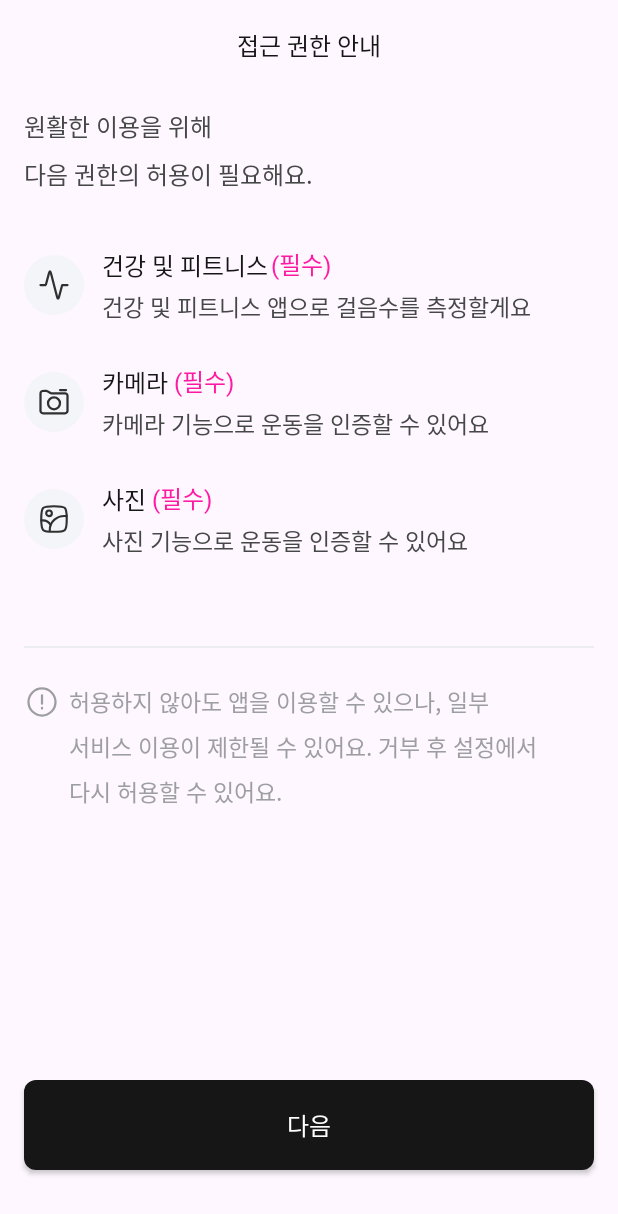
After one commit to Team-Motivoo/Motivoo-Android, an Android app: the PermissionFragment screen opened through its navigation route, on a phone screen of 412 x 824 dp. The commit adds this screen. Shown: the top 1214 px of the screen. Run offline under Robolectric (Android 15) with nearby library versions, the phone set to English and light mode, and no system bars; our stand-ins replace Dagger/Hilt's generated code, data binding, navigation-ui.

Commit message:
[feat] #14 권한 기능 구현

```diff
--- a/app/src/main/java/sopt/motivoo/presentation/LoginFragment.kt
+++ b/app/src/main/java/sopt/motivoo/presentation/LoginFragment.kt
@@ -2,21 +2,13 @@ package sopt.motivoo.presentation
 
 import android.os.Bundle
 import android.view.View
-import androidx.navigation.fragment.findNavController
 import sopt.motivoo.R
 import sopt.motivoo.databinding.FragmentLoginBinding
 import sopt.motivoo.util.binding.BindingFragment
 
 class LoginFragment : BindingFragment<FragmentLoginBinding>(R.layout.fragment_login) {
+
     override fun onViewCreated(view: View, savedInstanceState: Bundle?) {
         super.onViewCreated(view, savedInstanceState)
-
-        binding.btnLogin.setOnClickListener {
-            navigateToHome()
-        }
-    }
-
-    private fun navigateToHome() {
-        findNavController().navigate(R.id.action_loginFragment_to_homeFragment)
     }
 }
--- a/app/src/main/java/sopt/motivoo/presentation/SplashFragment.kt
+++ b/app/src/main/java/sopt/motivoo/presentation/SplashFragment.kt
@@ -2,7 +2,6 @@ package sopt.motivoo.presentation
 
 import android.os.Bundle
 import android.view.View
-import androidx.navigation.fragment.findNavController
 import sopt.motivoo.R
 import sopt.motivoo.databinding.FragmentSplashBinding
 import sopt.motivoo.util.binding.BindingFragment
@@ -11,23 +10,5 @@ class SplashFragment : BindingFragment<FragmentSplashBinding>(R.layout.fragment_
 
     override fun onViewCreated(view: View, savedInstanceState: Bundle?) {
         super.onViewCreated(view, savedInstanceState)
-
-        binding.btnSplash.setOnClickListener {
-            navigateToLogin()
-        }
-
-        binding.btnWebview.setOnClickListener {
-            navigateToWebView()
-        }
-    }
-
-    private fun navigateToLogin() {
-        findNavController().navigate(R.id.action_splashFragment_to_loginFragment)
-    }
-
-    private fun navigateToWebView() {
-        val action = SplashFragmentDirections
-            .actionSplashFragmentToWebViewFragment("https://velog.io/@gnwjd309/GitHub-commit-history")
-        findNavController().navigate(action)
     }
 }
--- /dev/null
+++ b/app/src/main/java/sopt/motivoo/presentation/intro/PermissionFragment.kt
@@ -0,0 +1,102 @@
+package sopt.motivoo.presentation.intro
+
+import android.Manifest
+import android.os.Build
+import android.os.Bundle
+import android.view.View
+import androidx.activity.result.contract.ActivityResultContracts
+import androidx.navigation.fragment.findNavController
+import sopt.motivoo.R
+import sopt.motivoo.databinding.FragmentPermissionBinding
+import sopt.motivoo.util.binding.BindingFragment
+
+class PermissionFragment :
+    BindingFragment<FragmentPermissionBinding>(R.layout.fragment_permission) {
+
+    private val deniedPermissions = mutableSetOf<String>()
+    private var requiredPermissions = mutableSetOf<String>()
+
+    private val requestMultiplePermissionsLauncher =
+        registerForActivityResult(ActivityResultContracts.RequestMultiplePermissions()) { permissions ->
+            permissions.entries.forEach { (permission, granted) ->
+                if (granted) {
+                    requiredPermissions.remove(permission)
+                } else if (shouldShowRequestPermissionRationale(permission)) {
+                    deniedPermissions.add(permission)
+                    requiredPermissions.remove(permission)
+                }
+            }
+            if (requiredPermissions.isEmpty()) {
+                navigateToLogin()
+            }
+            return@registerForActivityResult
+        }
+
+    override fun onViewCreated(view: View, savedInstanceState: Bundle?) {
+        super.onViewCreated(view, savedInstanceState)
+
+        initRequiredPermissions()
+        if (checkPermissionsStatus()) {
+            navigateToLogin()
+        } else {
+            getPermission()
+        }
+    }
+
+    private fun initRequiredPermissions() {
+        val isAndroidTOrAbove = Build.VERSION.SDK_INT >= Build.VERSION_CODES.TIRAMISU
+        val isAndroidQOrAbove = Build.VERSION.SDK_INT >= Build.VERSION_CODES.Q
+
+        val storagePermission = if (isAndroidTOrAbove) {
+            Manifest.permission.READ_MEDIA_IMAGES
+        } else {
+            Manifest.permission.READ_EXTERNAL_STORAGE
+        }
+
+        val activityRecognitionPermission = if (isAndroidQOrAbove) {
+            Manifest.permission.ACTIVITY_RECOGNITION
+        } else {
+            Manifest.permission.BODY_SENSORS
+        }
+        val permissions = listOf(
+            Manifest.permission.CAMERA,
+            storagePermission,
+            activityRecognitionPermission
+        )
+
+        for (permission in permissions) {
+            if (!shouldShowRequestPermissionRationale(permission)) {
+                requiredPermissions.add(permission)
+            }
+        }
+    }
+
+    private fun checkPermissionsStatus(): Boolean {
+        for (permission in requiredPermissions) {
+            if (!shouldShowRequestPermissionRationale(permission)) {
+                return false
+            }
+        }
+        return true
+    }
+
+    private fun getPermission() {
+        binding.btnPermissionDone.setOnClickListener { checkAndRequestPermissions() }
+    }
+
+    private fun checkAndRequestPermissions() {
+        val permissionsToRequest = requiredPermissions.filterNot { deniedPermissions.contains(it) }
+
+        if (permissionsToRequest.isNotEmpty()) {
+            requestPermissions(permissionsToRequest.toTypedArray())
+        }
+    }
+
+    private fun requestPermissions(permissions: Array<String>) {
+        requestMultiplePermissionsLauncher.launch(permissions)
+    }
+
+    private fun navigateToLogin() {
+        findNavController().navigate(R.id.action_permissionFragment_to_loginFragment)
+    }
+}
--- /dev/null
+++ b/app/src/main/res/drawable/ic_health.xml
@@ -0,0 +1,16 @@
+<vector xmlns:android="http://schemas.android.com/apk/res/android"
+    android:width="40dp"
+    android:height="40dp"
+    android:viewportWidth="40"
+    android:viewportHeight="40">
+    <path
+        android:fillColor="#F4F5F9"
+        android:pathData="M20,0L20,0A20,20 0,0 1,40 20L40,20A20,20 0,0 1,20 40L20,40A20,20 0,0 1,0 20L0,20A20,20 0,0 1,20 0z" />
+    <path
+        android:fillColor="#00000000"
+        android:pathData="M29,20H26.038C25.827,20 25.722,20 25.633,20.042C25.554,20.079 25.485,20.138 25.431,20.215C25.371,20.303 25.34,20.42 25.277,20.656L23.46,27.501C23.227,28.376 23.111,28.814 22.936,28.927C22.785,29.025 22.601,29.024 22.451,28.925C22.276,28.81 22.163,28.371 21.937,27.494L18.063,12.506C17.837,11.629 17.724,11.19 17.549,11.075C17.399,10.976 17.215,10.975 17.064,11.073C16.889,11.186 16.773,11.624 16.54,12.499L14.723,19.344C14.66,19.58 14.629,19.697 14.568,19.785C14.515,19.862 14.446,19.921 14.367,19.958C14.278,20 14.173,20 13.962,20H11"
+        android:strokeWidth="1.5"
+        android:strokeColor="#303031"
+        android:strokeLineCap="round"
+        android:strokeLineJoin="round" />
+</vector>
--- a/app/src/main/res/drawable/ic_helth.xml
+++ /dev/null
@@ -1,16 +0,0 @@
-<vector xmlns:android="http://schemas.android.com/apk/res/android"
-    android:width="40dp"
-    android:height="40dp"
-    android:viewportWidth="40"
-    android:viewportHeight="40">
-  <path
-      android:pathData="M20,0L20,0A20,20 0,0 1,40 20L40,20A20,20 0,0 1,20 40L20,40A20,20 0,0 1,0 20L0,20A20,20 0,0 1,20 0z"
-      android:fillColor="#F4F5F9"/>
-  <path
-      android:pathData="M29,20H26.038C25.827,20 25.722,20 25.633,20.042C25.554,20.079 25.485,20.138 25.431,20.215C25.371,20.303 25.34,20.42 25.277,20.656L23.46,27.501C23.227,28.376 23.111,28.814 22.936,28.927C22.785,29.025 22.601,29.024 22.451,28.925C22.276,28.81 22.163,28.371 21.937,27.494L18.063,12.506C17.837,11.629 17.724,11.19 17.549,11.075C17.399,10.976 17.215,10.975 17.064,11.073C16.889,11.186 16.773,11.624 16.54,12.499L14.723,19.344C14.66,19.58 14.629,19.697 14.568,19.785C14.515,19.862 14.446,19.921 14.367,19.958C14.278,20 14.173,20 13.962,20H11"
-      android:strokeLineJoin="round"
-      android:strokeWidth="1.5"
-      android:fillColor="#00000000"
-      android:strokeColor="#303031"
-      android:strokeLineCap="round"/>
-</vector>
--- /dev/null
+++ b/app/src/main/res/drawable/selector_button_background.xml
@@ -0,0 +1,19 @@
+<?xml version="1.0" encoding="utf-8"?>
+<selector xmlns:android="http://schemas.android.com/apk/res/android">
+    <item android:state_enabled="true">
+        <ripple android:color="@color/gray_800_303031">
+            <item>
+                <shape android:shape="rectangle">
+                    <solid android:color="@color/gray_900_161616" />
+                    <corners android:radius="8dp" />
+                </shape>
+            </item>
+        </ripple>
+    </item>
+    <item android:state_enabled="false">
+        <shape android:shape="rectangle">
+            <solid android:color="@color/gray_100_F4F5F9" />
+            <corners android:radius="8dp" />
+        </shape>
+    </item>
+</selector>
--- /dev/null
+++ b/app/src/main/res/drawable/selector_text_color.xml
@@ -0,0 +1,6 @@
+<?xml version="1.0" encoding="utf-8"?>
+<selector xmlns:android="http://schemas.android.com/apk/res/android">
+    <item android:color="@color/white_FFFFFF" android:state_enabled="true" />
+
+    <item android:color="@color/black_090909" android:state_enabled="false" />
+</selector>
--- /dev/null
+++ b/app/src/main/res/layout/fragment_permission.xml
@@ -0,0 +1,247 @@
+<?xml version="1.0" encoding="utf-8"?>
+<layout xmlns:android="http://schemas.android.com/apk/res/android"
+    xmlns:app="http://schemas.android.com/apk/res-auto">
+
+    <data>
+
+    </data>
+
+    <androidx.constraintlayout.widget.ConstraintLayout
+        android:layout_width="match_parent"
+        android:layout_height="match_parent">
+
+        <androidx.constraintlayout.widget.ConstraintLayout
+            android:id="@+id/cl_permission_toolbar"
+            android:layout_width="match_parent"
+            android:layout_height="wrap_content"
+            app:layout_constraintEnd_toEndOf="parent"
+            app:layout_constraintStart_toStartOf="parent"
+            app:layout_constraintTop_toTopOf="parent">
+
+            <TextView
+                android:id="@+id/tv_permission_title"
+                style="@style/B5_med"
+                android:layout_width="wrap_content"
+                android:layout_height="wrap_content"
+                android:layout_marginVertical="18dp"
+                android:text="@string/permission_title"
+                android:textColor="@color/gray_900_161616"
+                app:layout_constraintBottom_toBottomOf="parent"
+                app:layout_constraintEnd_toEndOf="parent"
+                app:layout_constraintStart_toStartOf="parent"
+                app:layout_constraintTop_toTopOf="parent" />
+
+        </androidx.constraintlayout.widget.ConstraintLayout>
+
+        <ScrollView
+            android:layout_width="match_parent"
+            android:layout_height="wrap_content"
+            app:layout_constraintTop_toBottomOf="@id/cl_permission_toolbar">
+
+            <androidx.constraintlayout.widget.ConstraintLayout
+                android:layout_width="match_parent"
+                android:layout_height="wrap_content">
+
+                <TextView
+                    android:id="@+id/tv_permission_description"
+                    style="@style/B6_re"
+                    android:layout_width="wrap_content"
+                    android:layout_height="wrap_content"
+                    android:layout_marginStart="16dp"
+                    android:layout_marginTop="12dp"
+                    android:text="@string/permission_description"
+                    android:textColor="@color/gray_700_464747"
+                    app:layout_constraintStart_toStartOf="parent"
+                    app:layout_constraintTop_toTopOf="parent" />
+
+                <ImageView
+                    android:id="@+id/iv_permission_health"
+                    android:layout_width="wrap_content"
+                    android:layout_height="wrap_content"
+                    android:layout_marginTop="42dp"
+                    android:src="@drawable/ic_health"
+                    app:layout_constraintStart_toStartOf="@id/tv_permission_description"
+                    app:layout_constraintTop_toBottomOf="@id/tv_permission_description" />
+
+                <TextView
+                    android:id="@+id/tv_permission_health_title"
+                    style="@style/H6_semi"
+                    android:layout_width="wrap_content"
+                    android:layout_height="wrap_content"
+                    android:layout_marginStart="12dp"
+                    android:layout_marginTop="-5dp"
+                    android:text="@string/permission_health_title"
+                    android:textColor="@color/gray_900_161616"
+                    app:layout_constraintStart_toEndOf="@id/iv_permission_health"
+                    app:layout_constraintTop_toTopOf="@id/iv_permission_health" />
+
+                <TextView
+                    android:id="@+id/tv_permission_health_essential"
+                    style="@style/B6_re"
+                    android:layout_width="wrap_content"
+                    android:layout_height="wrap_content"
+                    android:layout_marginStart="2dp"
+                    android:layout_marginBottom="1dp"
+                    android:text="@string/permission_essential"
+                    android:textColor="@color/pink_FF19A3"
+                    app:layout_constraintBottom_toBottomOf="@id/tv_permission_health_title"
+                    app:layout_constraintStart_toEndOf="@id/tv_permission_health_title"
+                    app:layout_constraintTop_toTopOf="@id/tv_permission_health_title" />
+
+                <TextView
+                    android:id="@+id/tv_permission_health_description"
+                    style="@style/Caption2_re"
+                    android:layout_width="wrap_content"
+                    android:layout_height="wrap_content"
+                    android:layout_marginTop="4dp"
+                    android:layout_marginBottom="-5dp"
+                    android:text="@string/permission_health_description"
+                    android:textColor="@color/gray_700_464747"
+                    app:layout_constraintBottom_toBottomOf="@id/iv_permission_health"
+                    app:layout_constraintStart_toStartOf="@id/tv_permission_health_title"
+                    app:layout_constraintTop_toBottomOf="@id/tv_permission_health_title" />
+
+                <ImageView
+                    android:id="@+id/iv_permission_camera"
+                    android:layout_width="wrap_content"
+                    android:layout_height="wrap_content"
+                    android:layout_marginTop="38dp"
+                    android:src="@drawable/ic_camera"
+                    app:layout_constraintStart_toStartOf="@id/iv_permission_health"
+                    app:layout_constraintTop_toBottomOf="@id/iv_permission_health" />
+
+                <TextView
+                    android:id="@+id/tv_permission_camera_title"
+                    style="@style/H6_semi"
+                    android:layout_width="wrap_content"
+                    android:layout_height="wrap_content"
+                    android:layout_marginStart="12dp"
+                    android:layout_marginTop="-5dp"
+                    android:text="@string/permission_camera_title"
+                    android:textColor="@color/gray_900_161616"
+                    app:layout_constraintStart_toEndOf="@id/iv_permission_camera"
+                    app:layout_constraintTop_toTopOf="@id/iv_permission_camera" />
+
+                <TextView
+                    android:id="@+id/tv_permission_camera_essential"
+                    style="@style/B6_re"
+                    android:layout_width="wrap_content"
+                    android:layout_height="wrap_content"
+                    android:layout_marginStart="4dp"
+                    android:layout_marginBottom="1dp"
+                    android:text="@string/permission_essential"
+                    android:textColor="@color/pink_FF19A3"
+                    app:layout_constraintBottom_toBottomOf="@id/tv_permission_camera_title"
+                    app:layout_constraintStart_toEndOf="@id/tv_permission_camera_title"
+                    app:layout_constraintTop_toTopOf="@id/tv_permission_camera_title" />
+
+                <TextView
+                    android:id="@+id/tv_permission_camera_description"
+                    style="@style/Caption2_re"
+                    android:layout_width="wrap_content"
+                    android:layout_height="wrap_content"
+                    android:layout_marginTop="4dp"
+                    android:layout_marginBottom="-5dp"
+                    android:text="@string/permission_camera_description"
+                    android:textColor="@color/gray_700_464747"
+                    app:layout_constraintBottom_toBottomOf="@id/iv_permission_camera"
+                    app:layout_constraintStart_toStartOf="@id/tv_permission_camera_title"
+                    app:layout_constraintTop_toBottomOf="@id/tv_permission_camera_title" />
+
+                <ImageView
+                    android:id="@+id/iv_permission_gallery"
+                    android:layout_width="wrap_content"
+                    android:layout_height="wrap_content"
+                    android:layout_marginTop="38dp"
+                    android:src="@drawable/ic_gallery"
+                    app:layout_constraintStart_toStartOf="@id/iv_permission_camera"
+                    app:layout_constraintTop_toBottomOf="@id/iv_permission_camera" />
+
+                <TextView
+                    android:id="@+id/tv_permission_gallery_title"
+                    style="@style/H6_semi"
+                    android:layout_width="wrap_content"
+                    android:layout_height="wrap_content"
+                    android:layout_marginStart="12dp"
+                    android:layout_marginTop="-5dp"
+                    android:text="@string/permission_gallery_title"
+                    android:textColor="@color/gray_900_161616"
+                    app:layout_constraintStart_toEndOf="@id/iv_permission_gallery"
+                    app:layout_constraintTop_toTopOf="@id/iv_permission_gallery" />
+
+                <TextView
+                    android:id="@+id/tv_permission_gallery_essential"
+                    style="@style/B6_re"
+                    android:layout_width="wrap_content"
+                    android:layout_height="wrap_content"
+                    android:layout_marginStart="4dp"
+                    android:layout_marginBottom="1dp"
+                    android:text="@string/permission_essential"
+                    android:textColor="@color/pink_FF19A3"
+                    app:layout_constraintBottom_toBottomOf="@id/tv_permission_gallery_title"
+                    app:layout_constraintStart_toEndOf="@id/tv_permission_gallery_title"
+                    app:layout_constraintTop_toTopOf="@id/tv_permission_gallery_title" />
+
+                <TextView
+                    android:id="@+id/tv_permission_gallery_description"
+                    style="@style/Caption2_re"
+                    android:layout_width="wrap_content"
+                    android:layout_height="wrap_content"
+                    android:layout_marginTop="4dp"
+                    android:layout_marginBottom="-5dp"
+                    android:text="@string/permission_gallery_description"
+                    android:textColor="@color/gray_700_464747"
+                    app:layout_constraintBottom_toBottomOf="@id/iv_permission_gallery"
+                    app:layout_constraintStart_toStartOf="@id/tv_permission_gallery_title"
+                    app:layout_constraintTop_toBottomOf="@id/tv_permission_gallery_title" />
+
+                <View
+                    android:id="@+id/view_permission_line"
+                    android:layout_width="match_parent"
+                    android:layout_height="1dp"
+                    android:layout_marginHorizontal="16dp"
+                    android:layout_marginTop="59dp"
+                    android:background="@color/gray_200_ECEDF1"
+                    app:layout_constraintTop_toBottomOf="@id/tv_permission_gallery_description" />
+
+                <ImageView
+                    android:id="@+id/iv_permission_caution"
+                    android:layout_width="wrap_content"
+                    android:layout_height="wrap_content"
+                    android:layout_marginTop="24dp"
+                    android:src="@drawable/ic_caution"
+                    app:layout_constraintStart_toStartOf="@id/view_permission_line"
+                    app:layout_constraintTop_toBottomOf="@id/view_permission_line" />
+
+                <TextView
+                    android:id="@+id/tv_permission_caution"
+                    style="@style/Caption2_re"
+                    android:layout_width="wrap_content"
+                    android:layout_height="wrap_content"
+                    android:layout_marginStart="6dp"
+                    android:text="@string/permission_caution"
+                    android:textColor="@color/gray_500_9D9EA0"
+                    app:layout_constraintStart_toEndOf="@id/iv_permission_caution"
+                    app:layout_constraintTop_toTopOf="@id/iv_permission_caution" />
+
+            </androidx.constraintlayout.widget.ConstraintLayout>
+
+        </ScrollView>
+
+        <androidx.appcompat.widget.AppCompatButton
+            android:id="@+id/btn_permission_done"
+            style="@style/B5_med"
+            android:layout_width="0dp"
+            android:layout_height="wrap_content"
+            android:layout_marginHorizontal="16dp"
+            android:layout_marginBottom="44dp"
+            android:background="@drawable/selector_button_background"
+            android:paddingVertical="18dp"
+            android:text="@string/next"
+            android:textColor="@drawable/selector_text_color"
+            app:layout_constraintBottom_toBottomOf="parent"
+            app:layout_constraintEnd_toEndOf="parent"
+            app:layout_constraintStart_toStartOf="parent" />
+
+    </androidx.constraintlayout.widget.ConstraintLayout>
+</layout>
--- a/app/src/main/res/layout/fragment_splash.xml
+++ b/app/src/main/res/layout/fragment_splash.xml
@@ -20,23 +20,5 @@
             app:layout_constraintStart_toStartOf="parent"
             app:layout_constraintTop_toTopOf="parent" />
 
-        <Button
-            android:id="@+id/btn_splash"
-            android:layout_width="wrap_content"
-            android:layout_height="wrap_content"
-            android:text="로그인으로 이동"
-            app:layout_constraintEnd_toEndOf="@+id/textView"
-            app:layout_constraintStart_toStartOf="@+id/textView"
-            app:layout_constraintTop_toBottomOf="@+id/textView" />
-
-        <Button
-            android:id="@+id/btn_webview"
-            android:layout_width="wrap_content"
-            android:layout_height="wrap_content"
-            android:text="웹뷰 띄우기"
-            app:layout_constraintEnd_toEndOf="@+id/btn_splash"
-            app:layout_constraintStart_toStartOf="@+id/btn_splash"
-            app:layout_constraintTop_toBottomOf="@+id/btn_splash" />
-
     </androidx.constraintlayout.widget.ConstraintLayout>
 </layout>
--- a/app/src/main/res/navigation/navigation_main.xml
+++ b/app/src/main/res/navigation/navigation_main.xml
@@ -8,12 +8,10 @@
         android:id="@+id/splashFragment"
         android:name="sopt.motivoo.presentation.SplashFragment"
         android:label="SplashFragment">
+
         <action
-            android:id="@+id/action_splashFragment_to_loginFragment"
-            app:destination="@id/loginFragment" />
-        <action
-            android:id="@+id/action_splashFragment_to_webViewFragment"
-            app:destination="@id/webViewFragment" />
+            android:id="@+id/action_splashFragment_to_permissionFragment"
+            app:destination="@id/permissionFragment" />
     </fragment>
     <fragment
         android:id="@+id/loginFragment"
@@ -43,4 +41,12 @@
             android:name="url"
             app:argType="string" />
     </fragment>
+    <fragment
+        android:id="@+id/permissionFragment"
+        android:name="sopt.motivoo.presentation.intro.PermissionFragment"
+        android:label="PermissionFragment">
+        <action
+            android:id="@+id/action_permissionFragment_to_loginFragment"
+            app:destination="@id/loginFragment" />
+    </fragment>
 </navigation>
--- a/app/src/main/res/values/strings.xml
+++ b/app/src/main/res/values/strings.xml
@@ -2,9 +2,18 @@
     <string name="app_name">MOTIVOO</string>
     <string name="application_terminate">\'뒤로\' 버튼 한 번 더 누르면 종료됩니다.</string>
     <string name="binding_error">에러가 발생했습니다</string>
+    <string name="next">다음</string>
 
     <!--  permission  -->
     <string name="permission_back">이전</string>
     <string name="permission_title">접근 권한 안내</string>
     <string name="permission_description">원활한 이용을 위해\n다음 권한의 허용이 필요해요.</string>
+    <string name="permission_essential">(필수)</string>
+    <string name="permission_health_title">건강 및 피트니스</string>
+    <string name="permission_health_description">건강 및 피트니스 앱으로 걸음수를 측정할게요</string>
+    <string name="permission_camera_description">카메라 기능으로 운동을 인증할 수 있어요</string>
+    <string name="permission_camera_title">카메라</string>
+    <string name="permission_gallery_title">사진</string>
+    <string name="permission_gallery_description">사진 기능으로 운동을 인증할 수 있어요</string>
+    <string name="permission_caution">허용하지 않아도 앱을 이용할 수 있으나, 일부\n서비스 이용이 제한될 수 있어요. 거부 후 설정에서\n다시 허용할 수 있어요.</string>
 </resources>
```
Also changed, not shown: app/src/main/AndroidManifest.xml (+16 -0 lines).
